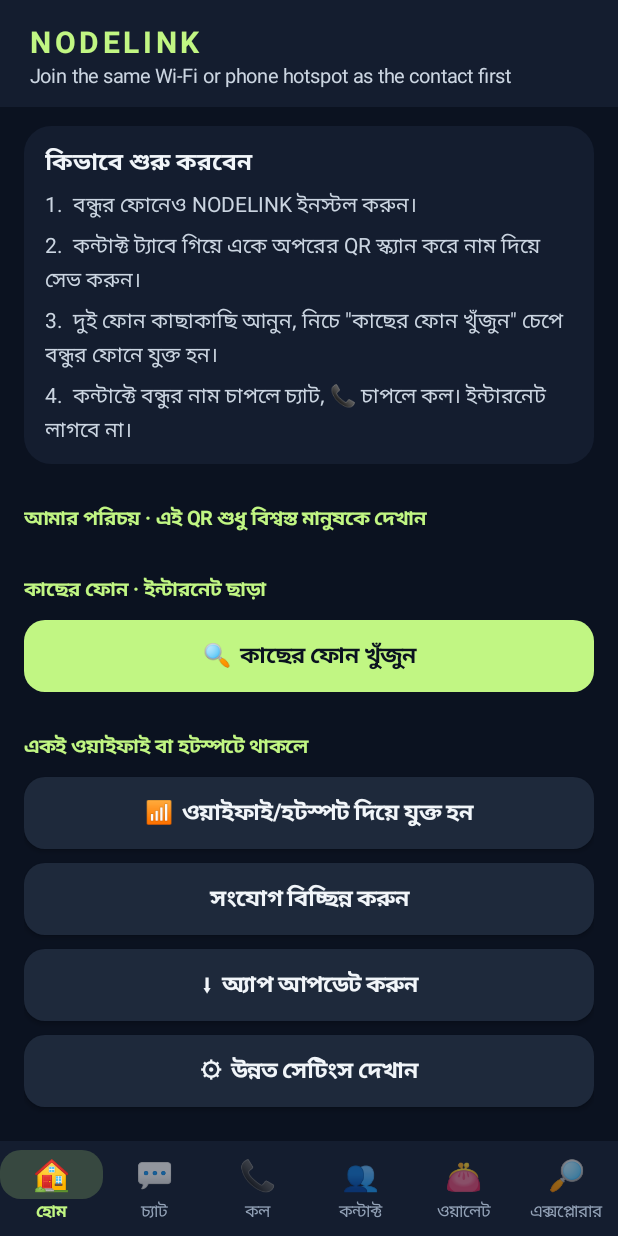
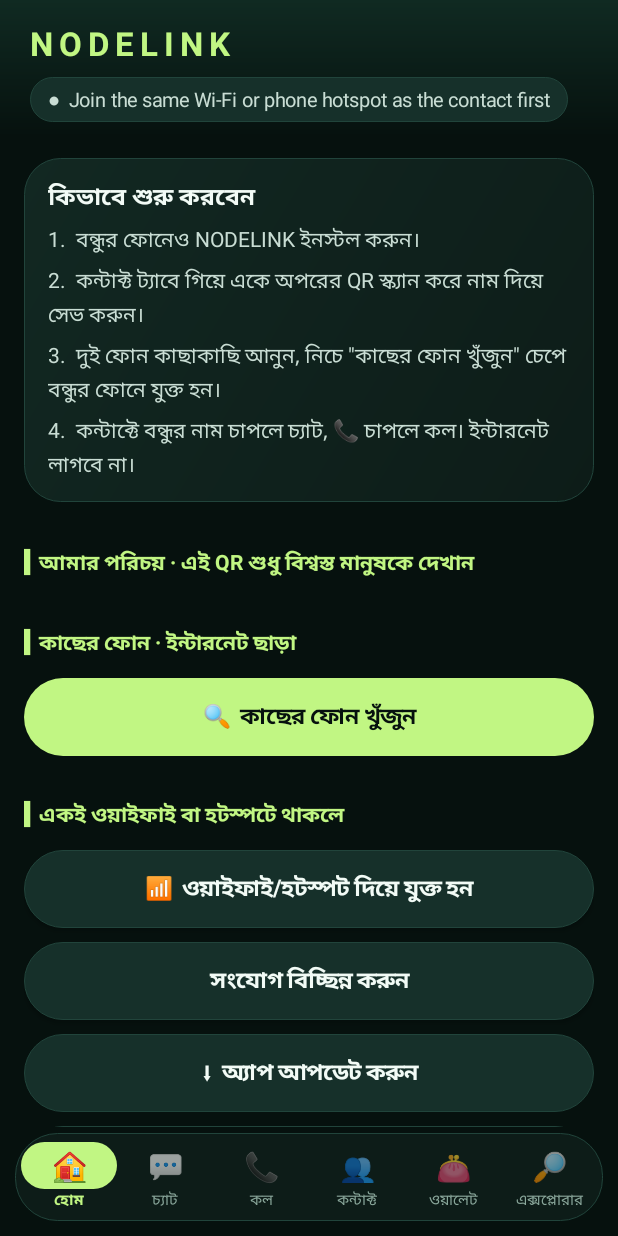
Before and after one commit to NODELINK-LAB/nodelink-android, an Android app: the screen it shows after launch (MainActivity), after a tap on "📶 ওয়াইফাই/হটস্পট দিয়ে যুক্ত হন", on a phone screen of 412 x 824 dp. Run offline under Robolectric (Android 15) with nearby library versions, the phone set to English and light mode, and no system bars; libraries missing offline, so code that uses them is left out: com.journeyapps.barcodescanner; network calls fail; pictures from the network do not load; 11 statements that could not run were skipped; 1 other tap on this screen came first.

Commit message:
New emerald theme, floating nav

```diff
--- a/android-app/src/main/java/org/nodelink/MainActivity.kt
+++ b/android-app/src/main/java/org/nodelink/MainActivity.kt
@@ -15,14 +15,14 @@ class MainActivity:Activity(){
  private lateinit var qr:QrControls;private lateinit var auto:AutoSync
  private lateinit var web:WebScreen;private var session:Session?=null;private var registered=false;private lateinit var link:Link
  private val perm get()=if(Build.VERSION.SDK_INT>=33) Manifest.permission.NEARBY_WIFI_DEVICES else Manifest.permission.ACCESS_FINE_LOCATION
- private fun note(s:String){status.text=s}
+ private fun note(s:String){status.text="●  $s"}
  private fun action(ok:String)=object:WifiP2pManager.ActionListener{override fun onSuccess(){note(ok)};override fun onFailure(n:Int){note("Wi-Fi Direct request failed: $n")}}
  private val rx=object:BroadcastReceiver(){override fun onReceive(c:Context,i:Intent){if(checkSelfPermission(perm)!=PackageManager.PERMISSION_GRANTED)return
   if(i.action==WifiP2pManager.WIFI_P2P_PEERS_CHANGED_ACTION)m.requestPeers(ch){list->peers.removeAllViews();if(::auto.isInitialized)auto.peers(list.deviceList);list.deviceList.forEach{d->peers.addView(Button(this@MainActivity).apply{text="📱  যুক্ত হন: ${d.deviceName}";setOnClickListener{m.connect(ch,WifiP2pConfig().apply{deviceAddress=d.deviceAddress},action("Connection requested; accept on peer"))}})}}
   if(i.action==WifiP2pManager.WIFI_P2P_CONNECTION_CHANGED_ACTION)m.requestConnectionInfo(ch){if(it==null||!it.groupFormed){if(!(::link.isInitialized && link.lan)){if(::link.isInitialized)link.stop();session?.close()};note("No group formed")}else{note(if(it.isGroupOwner)"Group owner: start probe here first" else "Group client: start after owner is listening");if(::auto.isInitialized)auto.connected(it)
    val p=pin.text.toString().trim().lowercase();if(::link.isInitialized && ::auto.isInitialized && !auto.on && p.matches(Regex("[0-9a-f]{64}")))link.start(it,p)}}
  }}
- override fun onCreate(state:Bundle?){super.onCreate(state);window.statusBarColor=Ui.SURFACE;window.navigationBarColor=Ui.SURFACE
+ override fun onCreate(state:Bundle?){super.onCreate(state);window.statusBarColor=0xFF102A22.toInt();window.navigationBarColor=Ui.BG
   val root=LinearLayout(this).apply{orientation=1;setPadding(Ui.dp(this@MainActivity,16),Ui.dp(this@MainActivity,8),Ui.dp(this@MainActivity,16),Ui.dp(this@MainActivity,24))}
   val scroll=ScrollView(this).apply{setBackgroundColor(Ui.BG);addView(root)}
   fun page(show:Boolean)=LinearLayout(this).apply{orientation=1;visibility=if(show)android.view.View.VISIBLE else android.view.View.GONE}
--- a/android-app/src/main/java/org/nodelink/NavBar.kt
+++ b/android-app/src/main/java/org/nodelink/NavBar.kt
@@ -5,16 +5,17 @@ import android.graphics.Typeface
 import android.view.Gravity
 import android.widget.*
 
-// Bottom navigation bar: one icon and label per screen, the current one highlighted.
+// Floating bottom navigation: a rounded bar with one icon and label per screen; the current one sits on a lime pill.
 class NavBar(c:Context,items:List<Pair<String,String>>,private val pick:(Int)->Unit){
  private val cells=mutableListOf<Pair<TextView,TextView>>()
- val view=LinearLayout(c).apply{setBackgroundColor(Ui.SURFACE);setPadding(0,Ui.dp(c,6),0,Ui.dp(c,8))}
+ private val bar=LinearLayout(c).apply{background=Ui.round(c,Ui.SURFACE,28,Ui.LINE);setPadding(Ui.dp(c,4),Ui.dp(c,6),Ui.dp(c,4),Ui.dp(c,6))}
+ val view=FrameLayout(c).apply{setBackgroundColor(Ui.BG);setPadding(Ui.dp(c,10),Ui.dp(c,4),Ui.dp(c,10),Ui.dp(c,10));addView(bar)}
  init{items.forEachIndexed{i,(icon,label)->
-  val ic=TextView(c).apply{tag=Ui.DONE;text=icon;textSize=20f;gravity=Gravity.CENTER;setPadding(Ui.dp(c,10),Ui.dp(c,3),Ui.dp(c,10),Ui.dp(c,3))}
-  val tx=TextView(c).apply{tag=Ui.DONE;text=label;textSize=11f;gravity=Gravity.CENTER}
-  view.addView(LinearLayout(c).apply{orientation=1;gravity=Gravity.CENTER;addView(ic);addView(tx);setOnClickListener{pick(i)}},Ui.lp(0,-2,1f))
+  val ic=TextView(c).apply{tag=Ui.DONE;text=icon;textSize=19f;gravity=Gravity.CENTER;setPadding(Ui.dp(c,12),Ui.dp(c,3),Ui.dp(c,12),Ui.dp(c,3))}
+  val tx=TextView(c).apply{tag=Ui.DONE;text=label;textSize=10f;gravity=Gravity.CENTER;maxLines=1}
+  bar.addView(LinearLayout(c).apply{orientation=1;gravity=Gravity.CENTER;addView(ic);addView(tx);setOnClickListener{pick(i)}},Ui.lp(0,-2,1f))
   cells.add(ic to tx)};select(0)}
  fun select(i:Int)=cells.forEachIndexed{n,(ic,tx)->val on=n==i
-  ic.background=if(on)Ui.round(ic.context,0x33C1F683,14) else null;ic.alpha=if(on)1f else .55f
+  ic.background=if(on)Ui.round(ic.context,Ui.BRAND,16) else null;ic.alpha=if(on)1f else .6f
   tx.setTextColor(if(on)Ui.BRAND else Ui.MUTED);tx.typeface=if(on)Typeface.DEFAULT_BOLD else Typeface.DEFAULT}
 }
--- a/android-app/src/main/java/org/nodelink/Ui.kt
+++ b/android-app/src/main/java/org/nodelink/Ui.kt
@@ -10,9 +10,9 @@ import android.widget.*
 // section headers and contact avatars. style() themes every control in a view tree that is not styled yet, so all
 // screens built in code look the same. Pure UI: nothing here changes behaviour.
 object Ui{
- const val BG=0xFF0B1220.toInt();const val SURFACE=0xFF141D2F.toInt();const val RAISED=0xFF1E293B.toInt();const val LINE=0xFF2A3650.toInt()
- const val TEXT=0xFFF1F5F9.toInt();const val SOFT=0xFFCBD5E1.toInt();const val MUTED=0xFF94A3B8.toInt()
- const val BRAND=0xFFC1F683.toInt();const val INK=0xFF0B1220.toInt();const val GREEN=0xFF22C55E.toInt();const val RED=0xFFEF4444.toInt()
+ const val BG=0xFF06110E.toInt();const val SURFACE=0xFF0D1C18.toInt();const val RAISED=0xFF16302A.toInt();const val LINE=0xFF21443B.toInt()
+ const val TEXT=0xFFF2FBF6.toInt();const val SOFT=0xFFC9DDD4.toInt();const val MUTED=0xFF8AA79B.toInt()
+ const val BRAND=0xFFC1F683.toInt();const val AMBER=0xFFFFC857.toInt();const val INK=0xFF06110E.toInt();const val GREEN=0xFF2BD47D.toInt();const val RED=0xFFFF5A5F.toInt()
  const val DONE="ui"
  private val tints=intArrayOf(0xFF6366F1.toInt(),0xFF0EA5E9.toInt(),0xFF14B8A6.toInt(),0xFFF59E0B.toInt(),0xFFEC4899.toInt(),0xFF8B5CF6.toInt())
  fun dp(c:Context,v:Int)=(v*c.resources.displayMetrics.density).toInt()
@@ -23,23 +23,26 @@ object Ui{
 
  // Filled button. fill gives the role: BRAND primary, GREEN call/answer, RED hang up/decline, RAISED neutral.
  fun button(b:Button,fill:Int=RAISED,ink:Int=if(fill==RAISED)TEXT else INK):Button{val c=b.context;b.tag=DONE
-  b.isAllCaps=false;b.setTextColor(ink);b.textSize=15f;b.typeface=Typeface.DEFAULT_BOLD;b.background=round(c,fill,14);b.stateListAnimator=null
-  b.minHeight=dp(c,48);b.minimumHeight=dp(c,48);b.setPadding(dp(c,16),dp(c,8),dp(c,16),dp(c,8))
+  b.isAllCaps=false;b.setTextColor(ink);b.textSize=15f;b.typeface=Typeface.DEFAULT_BOLD;b.background=if(fill==RAISED)round(c,RAISED,26,LINE) else round(c,fill,26);b.stateListAnimator=null
+  b.minHeight=dp(c,52);b.minimumHeight=dp(c,52);b.setPadding(dp(c,18),dp(c,8),dp(c,18),dp(c,8))
   val row=(b.parent as? LinearLayout)?.orientation==LinearLayout.HORIZONTAL;val side=dp(c,if(row)4 else 0)
   b.layoutParams=(if(row)lp(0,-2,1f) else lp()).apply{setMargins(side,dp(c,5),side,dp(c,5))};return b}
  fun row(c:Context,vararg v:View)=LinearLayout(c).apply{v.forEach{addView(it,lp(0,-2,1f).apply{setMargins(dp(c,4),dp(c,5),dp(c,4),dp(c,5))})}}
  fun title(c:Context,s:String,size:Float=18f)=TextView(c).apply{tag=DONE;text=s;setTextColor(TEXT);textSize=size;typeface=Typeface.DEFAULT_BOLD}
  fun caption(c:Context,s:String)=TextView(c).apply{tag=DONE;text=s;setTextColor(MUTED);textSize=13f;setLineSpacing(0f,1.2f)}
- fun card(c:Context)=LinearLayout(c).apply{orientation=1;background=round(c,SURFACE,18);setPadding(dp(c,14),dp(c,12),dp(c,14),dp(c,12));layoutParams=lp().apply{setMargins(0,dp(c,5),0,dp(c,5))}}
+ fun card(c:Context)=LinearLayout(c).apply{orientation=1;background=GradientDrawable(GradientDrawable.Orientation.TL_BR,intArrayOf(0xFF122822.toInt(),SURFACE)).apply{cornerRadius=dp(c,24).toFloat();setStroke(dp(c,1),LINE)}
+  setPadding(dp(c,16),dp(c,14),dp(c,16),dp(c,14));layoutParams=lp().apply{setMargins(0,dp(c,6),0,dp(c,6))}}
  fun paint(v:TextView,name:String){v.text=name.trim().split(Regex("\\s+")).filter{it.isNotEmpty()}.take(2).joinToString(""){it.take(1).uppercase()}.ifEmpty{"?"}
   v.background=oval(tints[Math.floorMod(name.hashCode(),tints.size)])}
  fun avatar(c:Context,name:String,size:Int)=TextView(c).apply{tag=DONE;gravity=Gravity.CENTER;setTextColor(-1);typeface=Typeface.DEFAULT_BOLD;textSize=size/2.6f;layoutParams=lp(dp(c,size),dp(c,size));paint(this,name)}
- fun topBar(c:Context,status:TextView)=LinearLayout(c).apply{orientation=1;setBackgroundColor(SURFACE);setPadding(dp(c,20),dp(c,14),dp(c,20),dp(c,12))
-  addView(title(c,"NODELINK",20f).apply{letterSpacing=.12f;setTextColor(BRAND)})
-  status.tag=DONE;status.setTextColor(SOFT);status.textSize=13f;addView(status)}
+ // Top bar: brand word and the live status as a pill with a lime dot.
+ fun topBar(c:Context,status:TextView)=LinearLayout(c).apply{orientation=1;background=GradientDrawable(GradientDrawable.Orientation.TOP_BOTTOM,intArrayOf(0xFF102A22.toInt(),BG));setPadding(dp(c,20),dp(c,14),dp(c,20),dp(c,10))
+  addView(title(c,"NODELINK",22f).apply{letterSpacing=.18f;setTextColor(BRAND);typeface=Typeface.create(Typeface.DEFAULT,Typeface.BOLD)})
+  status.tag=DONE;status.setTextColor(SOFT);status.textSize=13f;status.text="●  "+status.text;status.background=round(c,RAISED,20,LINE);status.setPadding(dp(c,12),dp(c,6),dp(c,12),dp(c,6))
+  addView(status,lp(-2,-2).apply{topMargin=dp(c,8)})}
 
  // Section header for any language (Bengali has no capitals, so header() cannot detect it).
- fun section(c:Context,s:String)=TextView(c).apply{tag=DONE;text=s;setTextColor(BRAND);textSize=13f;typeface=Typeface.DEFAULT_BOLD;setPadding(0,dp(c,22),0,dp(c,6))}
+ fun section(c:Context,s:String)=TextView(c).apply{tag=DONE;text="▍"+s;setTextColor(BRAND);textSize=14f;typeface=Typeface.DEFAULT_BOLD;setPadding(0,dp(c,24),0,dp(c,8))}
  // Numbered help card: a title and short steps, shown at the top of a screen.
  fun steps(c:Context,t:String,vararg s:String)=card(c).apply{addView(title(c,t,16f));s.forEachIndexed{i,x->addView(caption(c,"${i+1}.  $x").apply{setTextColor(SOFT);textSize=14f;setPadding(0,dp(c,6),0,0)})}}
  // A label whose first word is in capitals ("MESH RELAY · …") becomes a section header.
@@ -48,7 +51,7 @@ object Ui{
   when(v){
    is CompoundButton->{v.setTextColor(TEXT);v.textSize=15f;v.setPadding(0,dp(c,12),0,dp(c,12));v.tag=DONE}
    is Button->button(v)
-   is EditText->{v.setTextColor(TEXT);v.setHintTextColor(MUTED);v.textSize=15f;v.background=round(c,SURFACE,12,LINE);v.setPadding(dp(c,14),dp(c,12),dp(c,14),dp(c,12))
+   is EditText->{v.setTextColor(TEXT);v.setHintTextColor(MUTED);v.textSize=15f;v.background=round(c,SURFACE,18,LINE);v.setPadding(dp(c,16),dp(c,14),dp(c,16),dp(c,14))
     (v.layoutParams as? LinearLayout.LayoutParams)?.let{it.setMargins(0,dp(c,6),0,dp(c,6));v.layoutParams=it};v.tag=DONE}
    is TextView->{if(header(v.text.toString())){v.setTextColor(BRAND);v.textSize=12f;v.typeface=Typeface.DEFAULT_BOLD;v.letterSpacing=.08f;v.setPadding(0,dp(c,22),0,dp(c,6))}
     else{v.setTextColor(SOFT);v.textSize=14f;v.setLineSpacing(0f,1.2f);v.setPadding(0,dp(c,3),0,dp(c,3))};v.tag=DONE}
```
